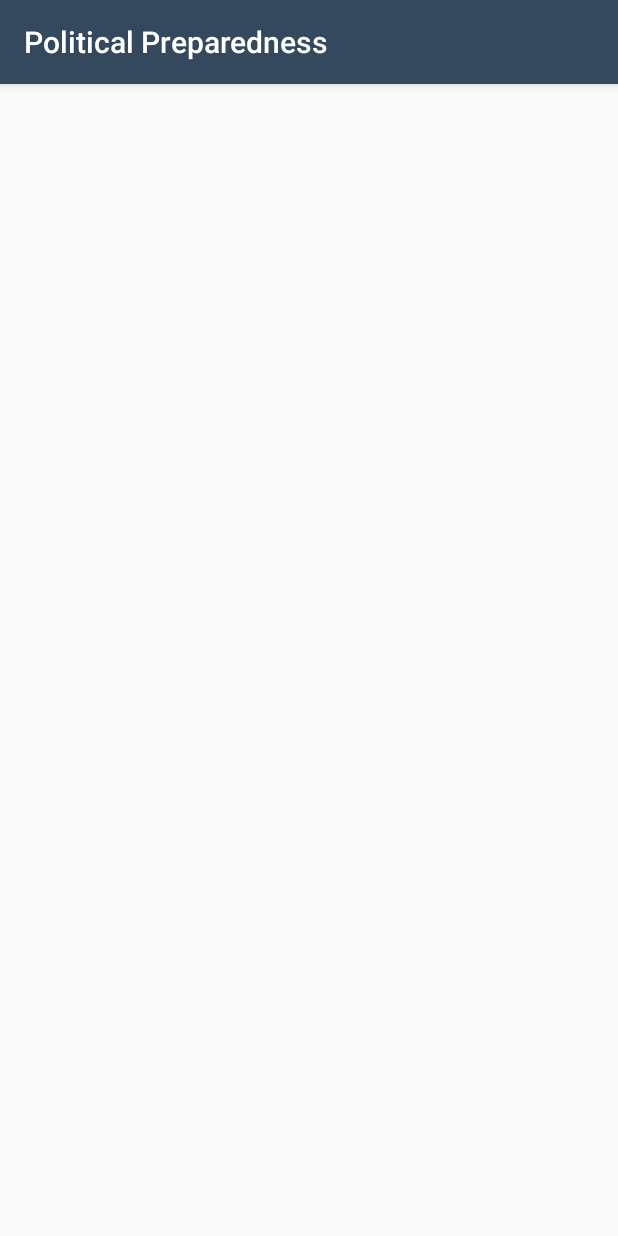
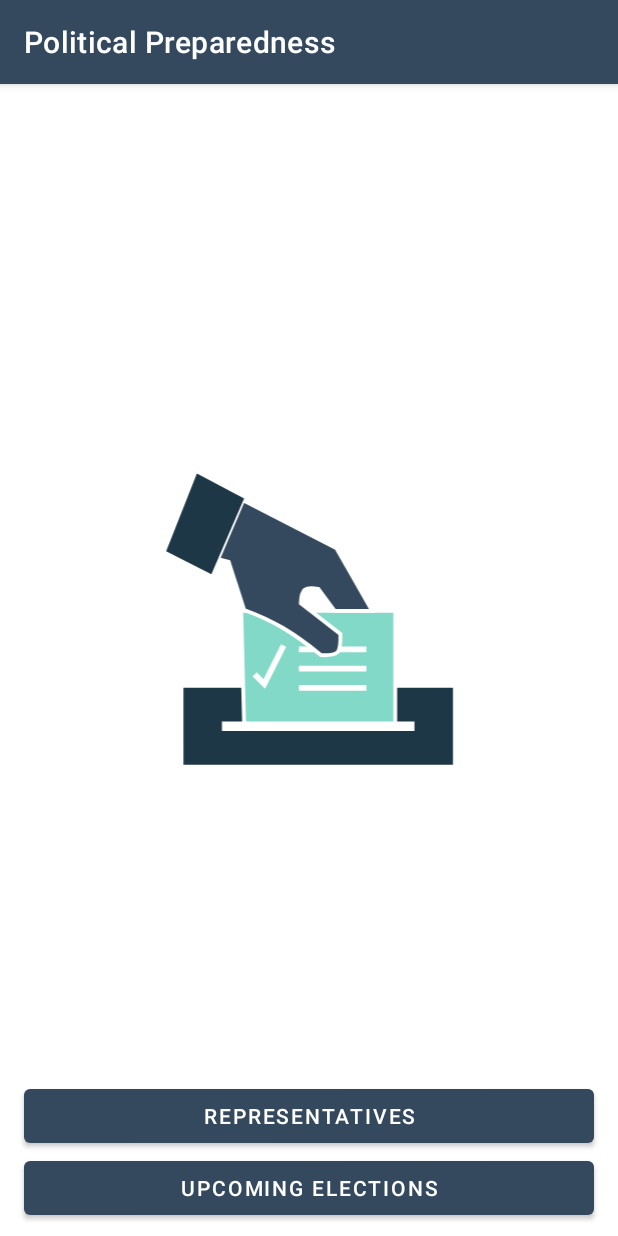
Before and after one commit to skylar80004/Udacity-Android-Project5-Political, an Android app: the screen it shows after launch (MainActivity), on a phone screen of 412 x 824 dp. Run offline under Robolectric (Android 15) with nearby library versions, the phone set to English and light mode, and no system bars; our stand-ins replace data binding.

Commit message:
Added UI for Launch Fragment and navigation

```diff
--- a/app/build.gradle
+++ b/app/build.gradle
@@ -76,4 +76,6 @@ dependencies {
 
     // Timber
     implementation "com.jakewharton.timber:timber:$version_timber"
+
+    implementation 'com.google.android.material:material:1.12.0'
 }
--- a/app/src/main/java/com/example/android/politicalpreparedness/launch/LaunchFragment.kt
+++ b/app/src/main/java/com/example/android/politicalpreparedness/launch/LaunchFragment.kt
@@ -1,36 +1,36 @@
 package com.example.android.politicalpreparedness.launch
 
 import android.os.Bundle
-import android.view.*
+import android.view.LayoutInflater
+import android.view.View
+import android.view.ViewGroup
 import androidx.fragment.app.Fragment
-import androidx.lifecycle.Observer
-import androidx.lifecycle.ViewModelProvider
 import androidx.navigation.fragment.findNavController
-import com.example.android.politicalpreparedness.R
 import com.example.android.politicalpreparedness.databinding.FragmentLaunchBinding
-import com.example.android.politicalpreparedness.election.adapter.ElectionListAdapter
-import com.example.android.politicalpreparedness.election.adapter.ElectionListener
 
 class LaunchFragment : Fragment() {
 
-    override fun onCreateView(inflater: LayoutInflater,
-                              container: ViewGroup?,
-                              savedInstanceState: Bundle?): View? {
+    override fun onCreateView(
+        inflater: LayoutInflater,
+        container: ViewGroup?,
+        savedInstanceState: Bundle?
+    ): View {
         val binding = FragmentLaunchBinding.inflate(inflater)
         binding.lifecycleOwner = this
 
-//        binding.representativeButton.setOnClickListener { navToRepresentatives() }
-//        binding.upcomingButton.setOnClickListener { navToElections() }
+        binding.representativesButton.setOnClickListener { navToRepresentatives() }
+        binding.upcomingElectionsButton.setOnClickListener { navToElections() }
 
         return binding.root
     }
 
     private fun navToElections() {
-        //this.findNavController().navigate(LaunchFragmentDirections.actionLaunchFragmentToElectionsFragment())
+        findNavController()
+            .navigate(LaunchFragmentDirections.actionLaunchFragmentToElectionsFragment())
     }
 
     private fun navToRepresentatives() {
-       // this.findNavController().navigate(LaunchFragmentDirections.actionLaunchFragmentToRepresentativeFragment())
+        findNavController()
+            .navigate(LaunchFragmentDirections.actionLaunchFragmentToRepresentativeFragment())
     }
-
 }
--- a/app/src/main/res/layout/fragment_launch.xml
+++ b/app/src/main/res/layout/fragment_launch.xml
@@ -8,11 +8,38 @@
         android:layout_height="match_parent"
         tools:context="com.example.android.politicalpreparedness.MainActivity">
 
-        <!-- TODO: Add image for home screen logo. -->
+        <ImageView
+            android:id="@+id/home_screen_logo"
+            android:layout_width="200dp"
+            android:layout_height="200dp"
+            android:src="@drawable/ballot_logo"
+            app:layout_constraintTop_toTopOf="parent"
+            app:layout_constraintBottom_toTopOf="@+id/upcoming_elections_button"
+            app:layout_constraintEnd_toEndOf="parent"
+            app:layout_constraintStart_toStartOf="parent" />
 
-        <!-- TODO: Add Button to navigate to upcoming elections. -->
+        <Button
+            android:id="@+id/upcoming_elections_button"
+            android:layout_width="0dp"
+            android:layout_height="wrap_content"
+            android:text="@string/upcoming_elections"
+            android:layout_marginStart="@dimen/medium_padding"
+            android:layout_marginEnd="@dimen/medium_padding"
+            app:layout_constraintBottom_toBottomOf="parent"
+            app:layout_constraintStart_toStartOf="parent"
+            app:layout_constraintEnd_toEndOf="parent"
+            android:layout_marginBottom="8dp" />
 
-        <!-- TODO: Add Button to navigate to representatives. -->
+        <Button
+            android:id="@+id/representatives_button"
+            android:layout_width="0dp"
+            android:layout_height="wrap_content"
+            android:text="@string/representatives"
+            android:layout_marginStart="@dimen/medium_padding"
+            android:layout_marginEnd="@dimen/medium_padding"
+            app:layout_constraintBottom_toTopOf="@+id/upcoming_elections_button"
+            app:layout_constraintStart_toStartOf="parent"
+            app:layout_constraintEnd_toEndOf="parent" />
 
     </androidx.constraintlayout.widget.ConstraintLayout>
 </layout>
--- a/app/src/main/res/navigation/nav_graph.xml
+++ b/app/src/main/res/navigation/nav_graph.xml
@@ -10,13 +10,23 @@
         android:id="@+id/launchFragment"
         android:name="com.example.android.politicalpreparedness.launch.LaunchFragment"
         android:label="fragment_launch"
-        tools:layout="@layout/fragment_launch"/>
+        tools:layout="@layout/fragment_launch">
+
+        <action
+            android:id="@+id/action_launchFragment_to_electionsFragment"
+            app:destination="@id/electionsFragment" />
+
+        <action
+            android:id="@+id/action_launchFragment_to_representativeFragment"
+            app:destination="@id/representativeFragment" />
+    </fragment>
 
     <fragment
         android:id="@+id/representativeFragment"
         android:name="com.example.android.politicalpreparedness.representative.DetailFragment"
         android:label="fragment_representative"
-        tools:layout="@layout/fragment_representative"></fragment>
+        tools:layout="@layout/fragment_representative" />
+
     <fragment
         android:id="@+id/voterInfoFragment"
         android:name="com.example.android.politicalpreparedness.election.VoterInfoFragment"
@@ -28,9 +38,10 @@
             android:name="arg_division"
             app:argType="com.example.android.politicalpreparedness.network.models.Division" />
     </fragment>
+
     <fragment
         android:id="@+id/electionsFragment"
         android:name="com.example.android.politicalpreparedness.election.ElectionsFragment"
-        android:label="fragment_elections"/>
+        android:label="fragment_elections" />
 
 </navigation>
--- a/app/src/main/res/values/dimens.xml
+++ b/app/src/main/res/values/dimens.xml
@@ -1,7 +1,8 @@
 <?xml version="1.0" encoding="utf-8"?>
 <resources>
     <dimen name="default_padding">8dp</dimen>
+    <dimen name="medium_padding">16dp</dimen>
 
-    <!-- TODO: Add necessary dimension values -->s
+    <!-- TODO: Add necessary dimension values -->
 
 </resources>
--- a/app/src/main/res/values/strings.xml
+++ b/app/src/main/res/values/strings.xml
@@ -1,6 +1,8 @@
 <?xml version="1.0" encoding="utf-8"?>
 <resources>
     <string name="app_name">Political Preparedness</string>
+    <string name="upcoming_elections">Upcoming Elections</string>
+    <string name="representatives">Representatives</string>
 
     <!-- TODO: Add necessary string values -->
 
--- a/app/src/main/res/values/styles.xml
+++ b/app/src/main/res/values/styles.xml
@@ -2,7 +2,7 @@
 <resources>
 
     <!-- Base application theme. -->
-    <style name="AppTheme" parent="Theme.AppCompat.Light.DarkActionBar">
+    <style name="AppTheme" parent="Theme.MaterialComponents.DayNight.DarkActionBar">
         <!-- Customize your theme here. -->
         <item name="colorPrimary">@color/colorPrimary</item>
         <item name="colorPrimaryDark">@color/colorPrimaryDark</item>
```
